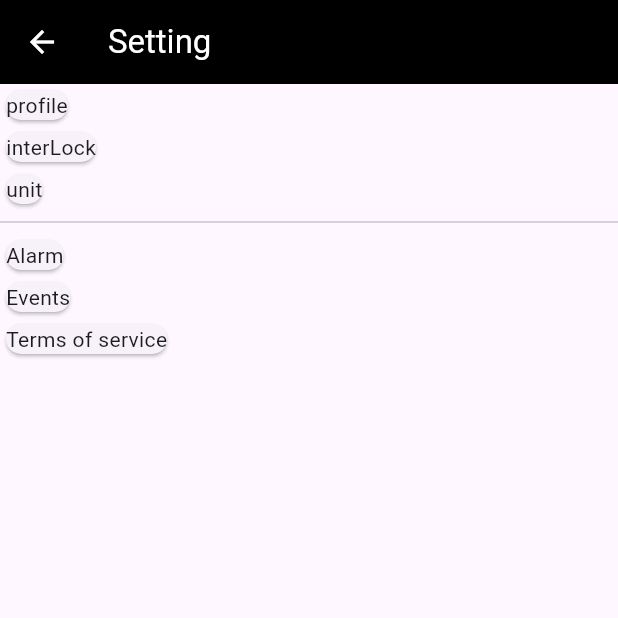
After one commit to 0x6Ain/lose_It_up_app, a Flutter app: the SettingScreen screen opened directly, on a phone screen of 412 x 824 dp, the top half of it. The commit adds this screen. Run offline on Flutter 3.47's test engine with Material 2 defaults, Android fonts, the light colour scheme and no system bars; our stand-ins replace flutter_dotenv, go_router, riverpod, rxdart.

Commit message:
feat: Add utils

```diff
--- a/lib/features/authentication/presentation/sign_in/sign_in_screen.dart
+++ b/lib/features/authentication/presentation/sign_in/sign_in_screen.dart
@@ -6,6 +6,7 @@ class SignInScreen extends StatelessWidget {
   @override
   Widget build(BuildContext context) {
     return Scaffold(
+      extendBodyBehindAppBar: true,
       appBar: AppBar(title: const Text('SignInScreen')),
       body: const Center(child: Text('Not Implemented')),
     );
--- /dev/null
+++ b/lib/features/authentication/settings/presenatation/setting_screen.dart
@@ -0,0 +1,38 @@
+import 'package:flutter/material.dart';
+
+class SettingScreen extends StatelessWidget {
+  const SettingScreen({super.key});
+
+  @override
+  Widget build(BuildContext context) {
+    return Scaffold(
+      appBar: AppBar(
+        title: const Text('Setting'),
+      ),
+      body: const Column(
+        crossAxisAlignment: CrossAxisAlignment.start,
+        children: [
+          Card(
+            child: Text('profile'),
+          ),
+          Card(
+            child: Text('interLock'),
+          ),
+          Card(
+            child: Text('unit'),
+          ),
+          Divider(),
+          Card(
+            child: Text('Alarm'),
+          ),
+          Card(
+            child: Text('Events'),
+          ),
+          Card(
+            child: Text('Terms of service'),
+          ),
+        ],
+      ),
+    );
+  }
+}
```
Also changed, not shown: lib/common/async_value_widget.dart (added, +36 -0 lines), lib/common/error_message_widget.dart (added, +13 -0 lines), lib/dummy/delay.dart (added, +7 -0 lines), lib/dummy/dummy_data.dart (added, +16 -0 lines), lib/dummy/in_memory_store.dart (added, +22 -0 lines), lib/features/authentication/presentation/account/account_screen.dart (+50 -2 lines), lib/features/authentication/presentation/account/user_account_card.dart (added, +94 -0 lines), 1 other file.
